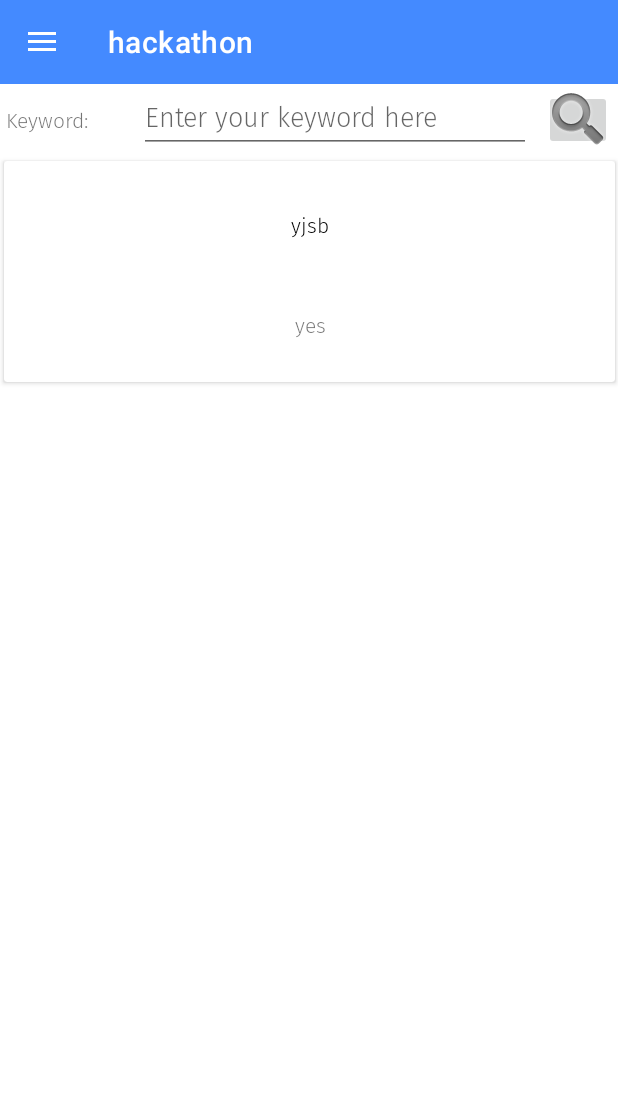
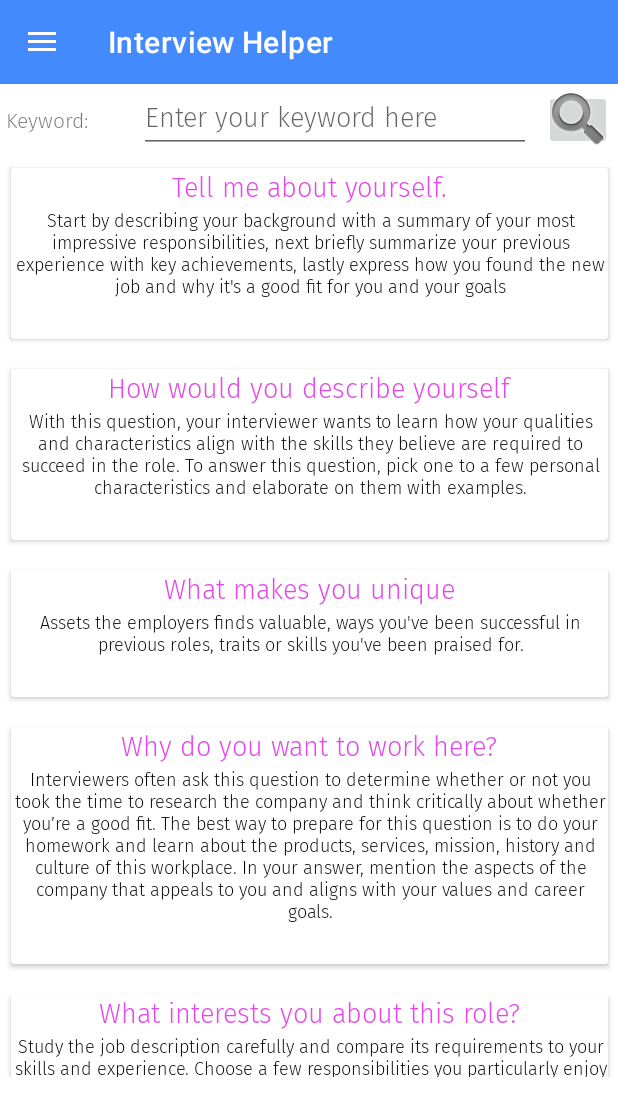
Before and after one commit to DarrenYee/hackathon, an Android app: the CompletedQuestionView screen opened directly, with no data from a screen before it, on a phone screen of 412 x 824 dp. Shown: the top 1116 px of the screen. Run offline under Robolectric (Android 15) with nearby library versions, the phone set to English and light mode, and no system bars; our stand-ins replace Firebase (no records; nobody signed in at launch, a user with empty details on screens opened directly), Room's generated code; Roboto replaces fonts that are not available here.

Commit message:
fixed bugs in prototype and made some UI improvements

```diff
--- a/app/src/main/java/com/example/hackathon/CompletedQuestion/CompletedQuestionView.java
+++ b/app/src/main/java/com/example/hackathon/CompletedQuestion/CompletedQuestionView.java
@@ -80,8 +80,18 @@ public class CompletedQuestionView extends AppCompatActivity {
             }
         });
 
-        CompletedQuestion Q1 = new CompletedQuestion("yjsb", "yes");
+        CompletedQuestion Q1 = new CompletedQuestion("Tell me about yourself.", "Start by describing your background with a summary of your most impressive responsibilities, next briefly summarize your previous experience with key achievements, lastly express how you found the new job and why it's a good fit for you and your goals");
         questionList.add(Q1);
+        CompletedQuestion Q2 = new CompletedQuestion("How would you describe yourself", "With this question, your interviewer wants to learn how your qualities and characteristics align with the skills they believe are required to succeed in the role. To answer this question, pick one to a few personal characteristics and elaborate on them with examples.");
+        questionList.add(Q2);
+        CompletedQuestion Q3 = new CompletedQuestion("What makes you unique", "Assets the employers finds valuable, ways you've been successful in previous roles, traits or skills you've been praised for.");
+        questionList.add(Q3);
+        CompletedQuestion Q4 = new CompletedQuestion("Why do you want to work here?", "Interviewers often ask this question to determine whether or not you took the time to research the company and think critically about whether you’re a good fit. The best way to prepare for this question is to do your homework and learn about the products, services, mission, history and culture of this workplace. In your answer, mention the aspects of the company that appeals to you and aligns with your values and career goals.");
+        questionList.add(Q4);
+        CompletedQuestion Q5 = new CompletedQuestion("What interests you about this role?", "Study the job description carefully and compare its requirements to your skills and experience. Choose a few responsibilities you particularly enjoy or excel at and focus on those in your answer.");
+        questionList.add(Q5);
+        CompletedQuestion Q6 = new CompletedQuestion("How do you handle stress?", "Spend some time thinking about how you approach stress and provide an example that communicates your ability to persevere in stressful situations.");
+        questionList.add(Q6);
 
         recyclerView = findViewById(R.id.completed_ques_view);
 
@@ -96,6 +106,7 @@ public class CompletedQuestionView extends AppCompatActivity {
         // toolbar
         toolbar = findViewById(R.id.toolbar);
         setSupportActionBar(toolbar);
+        getSupportActionBar().setTitle("Interview Helper");
 
 
         // navigation menu
--- a/app/src/main/res/layout/activity_main.xml
+++ b/app/src/main/res/layout/activity_main.xml
@@ -37,7 +37,7 @@
         android:layout_width="wrap_content"
         android:layout_height="wrap_content"
         android:fontFamily="@font/fira_sans_light_italic"
-        android:text="Funcationality Tests"
+        android:text="Functionality Tests"
         app:layout_constraintBottom_toBottomOf="parent"
         app:layout_constraintEnd_toEndOf="parent"
         app:layout_constraintStart_toStartOf="parent"
--- a/app/src/main/res/layout/completed_question_card.xml
+++ b/app/src/main/res/layout/completed_question_card.xml
@@ -4,7 +4,7 @@
     xmlns:tools="http://schemas.android.com/tools"
     android:layout_width="match_parent"
     android:layout_height="wrap_content"
-    android:layout_margin="5dp"
+    android:layout_margin="10dp"
     android:clickable="true"
     android:foreground="?selectableItemBackground"
     tools:cardBackgroundColor="@android:color/background_light"
@@ -14,34 +14,39 @@
 
     <androidx.constraintlayout.widget.ConstraintLayout
         android:layout_width="match_parent"
-        android:layout_height="147dp"
+        android:layout_height="wrap_content"
         android:backgroundTint="#673AB7">
 
         <TextView
             android:id="@+id/ques"
-            android:layout_width="361dp"
-            android:layout_height="43dp"
+            android:layout_width="wrap_content"
+            android:layout_height="wrap_content"
+            android:fontFamily="@font/fira_sans_light_italic"
+            android:gravity="center"
+            android:text="TextView"
+            android:textColor="#E348EA"
+            android:textSize="18sp"
+            app:layout_constraintBottom_toTopOf="@+id/ans"
+            app:layout_constraintEnd_toEndOf="parent"
+            app:layout_constraintStart_toStartOf="parent"
+            app:layout_constraintTop_toTopOf="parent" />
+
+        <TextView
+            android:id="@+id/ans"
+            android:layout_width="wrap_content"
+            android:layout_height="wrap_content"
+            android:layout_marginStart="15dp"
+            android:layout_marginEnd="15dp"
             android:fontFamily="@font/fira_sans_light_italic"
             android:gravity="center"
             android:text="TextView"
             android:textColor="#000000"
-            app:layout_constraintBottom_toTopOf="@+id/ans"
-            app:layout_constraintEnd_toEndOf="parent"
-            app:layout_constraintStart_toStartOf="parent"
-            app:layout_constraintTop_toTopOf="parent"
-            app:layout_constraintVertical_bias="0.484" />
-
-        <TextView
-            android:id="@+id/ans"
-            android:layout_width="361dp"
-            android:layout_height="43dp"
-            android:layout_marginBottom="16dp"
-            android:fontFamily="@font/fira_sans_light_italic"
-            android:gravity="center"
-            android:text="TextView"
+            android:textSize="12sp"
             app:layout_constraintBottom_toBottomOf="parent"
             app:layout_constraintEnd_toEndOf="parent"
-            app:layout_constraintStart_toStartOf="parent" />
+            app:layout_constraintHorizontal_bias="0.498"
+            app:layout_constraintStart_toStartOf="parent"
+            app:layout_constraintTop_toTopOf="parent" />
 
     </androidx.constraintlayout.widget.ConstraintLayout>
 </androidx.cardview.widget.CardView>
```
Also changed, not shown: app/src/main/java/com/example/hackathon/ShowAsked/UploadAnswer.java (+9 -0 lines), app/src/main/res/layout/activity_upload_answer.xml (+22 -3 lines).
